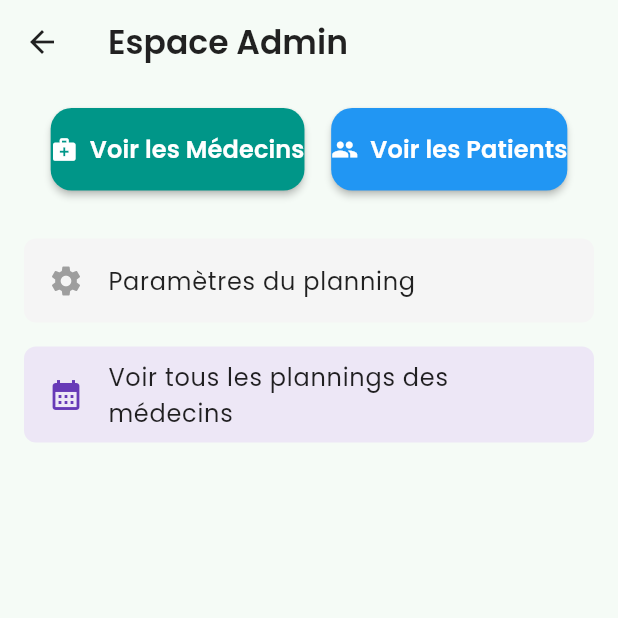
After one commit to Dayende-ib/clinic-appointment-scheduler, a Flutter app: the screen it shows after launch, after a tap on "Espace Admin", on a phone screen of 412 x 824 dp, the top half of it. The commit adds this screen. Run offline on Flutter 3.47's test engine with Material 3 defaults, Android fonts, the phone set to English and light mode, and no system bars; our stand-ins replace google_fonts.

Commit message:
Add admin dashboard and management screens
Introduces new admin screens: dashboard, doctor list, patient list, and all doctor schedules. Updates the welcome screen to provide access to the admin dashboard. These additions enable basic admin management of doctors, patients, and their schedules.

```diff
--- /dev/null
+++ b/mobile/lib/screens/admin/admin_dashboard_screen.dart
@@ -0,0 +1,149 @@
+import 'package:flutter/material.dart';
+import 'package:caretime/screens/admin/doctor_list_screen.dart';
+import 'package:caretime/screens/admin/patient_list_screen.dart';
+import 'package:caretime/screens/admin/all_doctor_schedules_screen.dart';
+
+class AdminDashboardScreen extends StatefulWidget {
+  const AdminDashboardScreen({super.key});
+
+  @override
+  State<AdminDashboardScreen> createState() => _AdminDashboardScreenState();
+}
+
+class _AdminDashboardScreenState extends State<AdminDashboardScreen> {
+  // Données fictives pour la démo
+  List<Map<String, dynamic>> doctors = [
+    {'name': 'Dr. Dupont', 'active': true},
+    {'name': 'Dr. Martin', 'active': true},
+  ];
+  List<Map<String, dynamic>> patients = [
+    {'name': 'Alice Durand', 'active': true},
+    {'name': 'Bob Leroy', 'active': true},
+  ];
+
+  String doctorSearch = '';
+  String patientSearch = '';
+
+  void _manageScheduleSettings() {
+    showDialog(
+      context: context,
+      builder:
+          (context) => AlertDialog(
+            title: const Text('Paramètres du planning'),
+            content: const Text(
+              'Gestion des paramètres globaux du planning (à implémenter).',
+            ),
+            actions: [
+              TextButton(
+                onPressed: () => Navigator.pop(context),
+                child: const Text('Fermer'),
+              ),
+            ],
+          ),
+    );
+  }
+
+  @override
+  Widget build(BuildContext context) {
+    return Scaffold(
+      appBar: AppBar(title: const Text('Espace Admin')),
+      body: SingleChildScrollView(
+        padding: const EdgeInsets.all(16),
+        child: Column(
+          crossAxisAlignment: CrossAxisAlignment.start,
+          children: [
+            Row(
+              mainAxisAlignment: MainAxisAlignment.spaceEvenly,
+              children: [
+                ElevatedButton.icon(
+                  icon: const Icon(Icons.medical_services),
+                  label: const Text('Voir les Médecins'),
+                  style: ElevatedButton.styleFrom(backgroundColor: Colors.teal),
+                  onPressed: () {
+                    Navigator.push(
+                      context,
+                      MaterialPageRoute(
+                        builder:
+                            (context) => DoctorListScreen(
+                              doctors: doctors,
+                              onToggle:
+                                  (i) => setState(
+                                    () =>
+                                        doctors[i]['active'] =
+                                            !doctors[i]['active'],
+                                  ),
+                              onRemove:
+                                  (i) => setState(() => doctors.removeAt(i)),
+                              search: doctorSearch,
+                              onSearch: (v) => setState(() => doctorSearch = v),
+                            ),
+                      ),
+                    );
+                  },
+                ),
+                ElevatedButton.icon(
+                  icon: const Icon(Icons.people),
+                  label: const Text('Voir les Patients'),
+                  style: ElevatedButton.styleFrom(backgroundColor: Colors.blue),
+                  onPressed: () {
+                    Navigator.push(
+                      context,
+                      MaterialPageRoute(
+                        builder:
+                            (context) => PatientListScreen(
+                              patients: patients,
+                              onToggle:
+                                  (i) => setState(
+                                    () =>
+                                        patients[i]['active'] =
+                                            !patients[i]['active'],
+                                  ),
+                              onRemove:
+                                  (i) => setState(() => patients.removeAt(i)),
+                              search: patientSearch,
+                              onSearch:
+                                  (v) => setState(() => patientSearch = v),
+                            ),
+                      ),
+                    );
+                  },
+                ),
+              ],
+            ),
+            const SizedBox(height: 32),
+            ListTile(
+              leading: const Icon(Icons.settings, color: Colors.grey),
+              title: const Text('Paramètres du planning'),
+              onTap: _manageScheduleSettings,
+              tileColor: Colors.grey[100],
+              shape: RoundedRectangleBorder(
+                borderRadius: BorderRadius.circular(8),
+              ),
+            ),
+            const SizedBox(height: 16),
+            ListTile(
+              leading: const Icon(
+                Icons.calendar_month,
+                color: Colors.deepPurple,
+              ),
+              title: const Text('Voir tous les plannings des médecins'),
+              onTap: () {
+                Navigator.push(
+                  context,
+                  MaterialPageRoute(
+                    builder:
+                        (context) => AllDoctorSchedulesScreen(doctors: doctors),
+                  ),
+                );
+              },
+              tileColor: Colors.deepPurple[50],
+              shape: RoundedRectangleBorder(
+                borderRadius: BorderRadius.circular(8),
+              ),
+            ),
+          ],
+        ),
+      ),
+    );
+  }
+}
--- a/mobile/lib/screens/welcome_screen.dart
+++ b/mobile/lib/screens/welcome_screen.dart
@@ -5,6 +5,7 @@ import 'package:caretime/app_strings.dart';
 // import 'package:caretime/screens/login_screen.dart';
 import 'package:caretime/screens/register_screen.dart';
 import 'package:caretime/screens/doctor/doctor_home.dart';
+import 'package:caretime/screens/admin/admin_dashboard_screen.dart';
 
 class WelcomeScreen extends StatelessWidget {
   const WelcomeScreen({super.key});
@@ -97,6 +98,25 @@ class WelcomeScreen extends StatelessWidget {
                   ),
                 ),
               ),
+              const SizedBox(height: 16),
+              SizedBox(
+                width: double.infinity,
+                child: OutlinedButton(
+                  onPressed:
+                      () => Navigator.push(
+                        context,
+                        MaterialPageRoute(
+                          builder: (context) => const AdminDashboardScreen(),
+                        ),
+                      ),
+                  child: Text(
+                    'Espace Admin',
+                    style: Theme.of(
+                      context,
+                    ).textTheme.labelLarge?.copyWith(color: AppColors.primary),
+                  ),
+                ),
+              ),
             ],
           ),
         ),
```
Also changed, not shown: mobile/lib/screens/admin/all_doctor_schedules_screen.dart (added, +272 -0 lines), mobile/lib/screens/admin/doctor_list_screen.dart (added, +112 -0 lines), mobile/lib/screens/admin/patient_list_screen.dart (added, +116 -0 lines).
